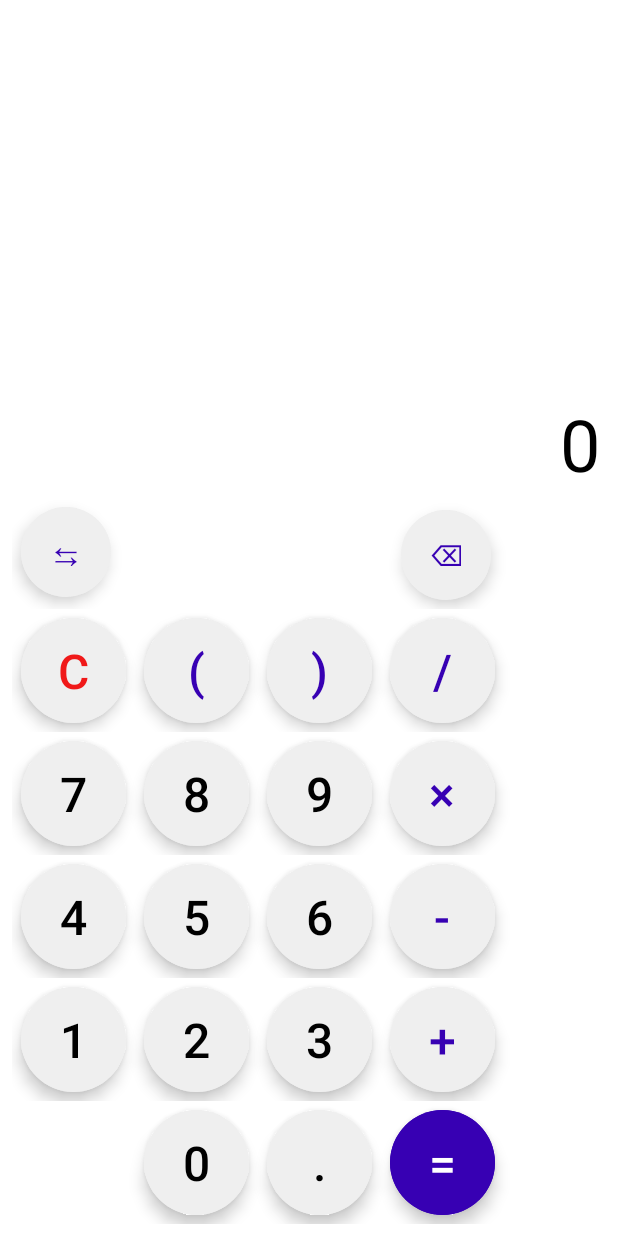
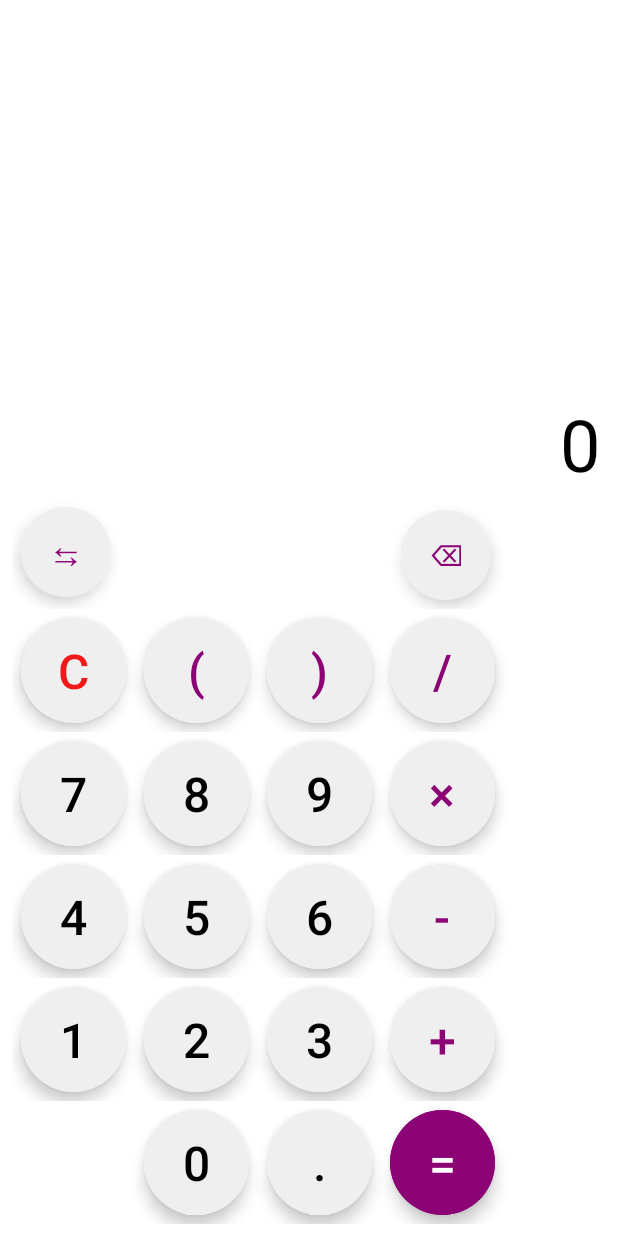
Before and after one commit to tonolinl/UnitConvertPlus, an Android app: the screen it shows after launch (Calculator_Activity), on a phone screen of 412 x 824 dp. Run offline under Robolectric (Android 15) with nearby library versions, the phone set to English and light mode, and no system bars.

Commit message:
Seven version

```diff
--- a/app/src/main/res/drawable/button_pressed.xml
+++ b/app/src/main/res/drawable/button_pressed.xml
@@ -1,5 +1,5 @@
 <?xml version="1.0" encoding="utf-8"?>
 <shape xmlns:android="http://schemas.android.com/apk/res/android">
-    <solid android:color="@color/purple_700"/> <!-- Couleur de fond quand sélectionné -->
+    <solid android:color="@color/app"/> <!-- Couleur de fond quand sélectionné -->
     <corners android:radius="8dp"/> <!-- Coins arrondis -->
 </shape>
--- a/app/src/main/res/layout-land/activity_calculator.xml
+++ b/app/src/main/res/layout-land/activity_calculator.xml
@@ -59,7 +59,7 @@
                 android:layout_marginRight="30dp"
                 android:layout_marginLeft="30dp"
                 android:text="⇆"
-                android:textColor="@color/purple_700"
+                android:textColor="@color/app"
                 android:textSize="12dp"
                 app:cornerRadius="12dp" />
             <View
@@ -79,7 +79,7 @@
                 android:layout_marginBottom="0dp"
                 android:layout_marginRight="30dp"
                 android:text="⌫"
-                android:textColor="@color/purple_700"
+                android:textColor="@color/app"
                 android:textSize="12dp"
                 app:cornerRadius="12dp" />
         </GridLayout>
@@ -157,7 +157,7 @@
                 android:layout_marginBottom="0dp"
                 android:layout_marginRight="30dp"
                 android:text="("
-                android:textColor="@color/purple_700"
+                android:textColor="@color/app"
                 android:textSize="16dp"
                 app:cornerRadius="18dp" />
 
@@ -170,7 +170,7 @@
                 android:layout_marginBottom="0dp"
                 android:layout_marginRight="30dp"
                 android:text=")"
-                android:textColor="@color/purple_700"
+                android:textColor="@color/app"
                 android:textSize="16dp"
                 app:cornerRadius="18dp" />
 
@@ -183,7 +183,7 @@
                 android:layout_marginBottom="0dp"
                 android:layout_marginRight="30dp"
                 android:text="/"
-                android:textColor="@color/purple_700"
+                android:textColor="@color/app"
                 android:textSize="16dp"
                 app:cornerRadius="18dp" />
         </LinearLayout>
@@ -281,7 +281,7 @@
                 android:layout_marginBottom="0dp"
                 android:layout_marginRight="5dp"
                 android:text="×"
-                android:textColor="@color/purple_700"
+                android:textColor="@color/app"
                 android:textSize="16dp"
                 app:cornerRadius="18dp" />
         </LinearLayout>
@@ -380,7 +380,7 @@
                 android:layout_marginBottom="0dp"
                 android:layout_marginRight="30dp"
                 android:text="-"
-                android:textColor="@color/purple_700"
+                android:textColor="@color/app"
                 android:textSize="16dp"
                 app:cornerRadius="18dp" />
         </LinearLayout>
@@ -479,7 +479,7 @@
                 android:layout_marginBottom="0dp"
                 android:layout_marginRight="30dp"
                 android:text="+"
-                android:textColor="@color/purple_700"
+                android:textColor="@color/app"
                 android:textSize="16dp"
                 app:cornerRadius="18dp" />
         </LinearLayout>
@@ -575,7 +575,7 @@
                 android:layout_marginRight="30dp"
                 android:text="="
                 android:textColor="@color/white"
-                android:backgroundTint="@color/purple_700"
+                android:backgroundTint="@color/app"
                 android:textSize="16dp"
                 app:cornerRadius="18dp" />
 
--- a/app/src/main/res/layout/activity_calculator.xml
+++ b/app/src/main/res/layout/activity_calculator.xml
@@ -48,7 +48,7 @@
                 android:layout_height="60dp"
                 android:layout_margin="6dp"
                 android:text="⇆"
-                android:textColor="@color/purple_700"
+                android:textColor="@color/app"
                 android:textSize="24dp"
                 app:cornerRadius="30dp" />
 
@@ -65,7 +65,7 @@
                 android:layout_height="60dp"
                 android:layout_margin="6dp"
                 android:text="⌫"
-                android:textColor="@color/purple_700"
+                android:textColor="@color/app"
                 android:textSize="20dp"
                 app:cornerRadius="30dp" />
         </GridLayout>
@@ -94,7 +94,7 @@
                 android:layout_height="70dp"
                 android:layout_margin="6dp"
                 android:text="("
-                android:textColor="@color/purple_700"
+                android:textColor="@color/app"
                 android:textSize="32dp"
                 app:cornerRadius="35dp" />
 
@@ -105,7 +105,7 @@
                 android:layout_height="70dp"
                 android:layout_margin="6dp"
                 android:text=")"
-                android:textColor="@color/purple_700"
+                android:textColor="@color/app"
                 android:textSize="32dp"
                 app:cornerRadius="35dp" />
 
@@ -116,7 +116,7 @@
                 android:layout_height="70dp"
                 android:layout_margin="6dp"
                 android:text="/"
-                android:textColor="@color/purple_700"
+                android:textColor="@color/app"
                 android:textSize="32dp"
                 app:cornerRadius="35dp" />
         </LinearLayout>
@@ -164,7 +164,7 @@
                 android:layout_height="70dp"
                 android:layout_margin="6dp"
                 android:text="×"
-                android:textColor="@color/purple_700"
+                android:textColor="@color/app"
                 android:textSize="32dp"
                 app:cornerRadius="35dp" />
         </LinearLayout>
@@ -212,7 +212,7 @@
                 android:layout_height="70dp"
                 android:layout_margin="6dp"
                 android:text="-"
-                android:textColor="@color/purple_700"
+                android:textColor="@color/app"
                 android:textSize="32dp"
                 app:cornerRadius="35dp" />
         </LinearLayout>
@@ -260,7 +260,7 @@
                 android:layout_height="70dp"
                 android:layout_margin="6dp"
                 android:text="+"
-                android:textColor="@color/purple_700"
+                android:textColor="@color/app"
                 android:textSize="32dp"
                 app:cornerRadius="35dp" />
         </LinearLayout>
@@ -309,7 +309,7 @@
                 android:layout_margin="6dp"
                 android:text="="
                 android:textColor="@color/white"
-                android:backgroundTint="@color/purple_700"
+                android:backgroundTint="@color/app"
                 android:textSize="32dp"
                 app:cornerRadius="35dp"
                 />
--- a/app/src/main/res/values-night/themes.xml
+++ b/app/src/main/res/values-night/themes.xml
@@ -27,7 +27,7 @@
 
 
     <style name = "BUTTON_ICON">
-    <item name="android:textColor">@color/purple_700</item>
+    <item name="android:textColor">@color/app</item>
     <item name="android:backgroundTint">@color/black</item>
 
 
@@ -35,7 +35,7 @@
 
     <style name = "BUTTON_SELECTED">
         <item name="android:textColor">@color/white</item>
-        <item name="android:backgroundTint">@color/purple_700</item>
+        <item name="android:backgroundTint">@color/app</item>
 
 
     </style>
--- a/app/src/main/res/values/colors.xml
+++ b/app/src/main/res/values/colors.xml
@@ -10,4 +10,5 @@
     <color name="light_grey">#F0F0F0F0</color>
     <color name="dark_grey">#42424242</color>
     <color name="red">#F01919</color>
+    <color name="app">#8c0375</color>
 </resources>
--- a/app/src/main/res/values/themes.xml
+++ b/app/src/main/res/values/themes.xml
@@ -29,7 +29,7 @@
     </style>
 
     <style name = "BUTTON_ICON">
-        <item name="android:textColor">@color/purple_700</item>
+        <item name="android:textColor">@color/app</item>
         <item name="android:backgroundTint">@color/white</item>
 
 
@@ -37,7 +37,7 @@
 
     <style name = "BUTTON_SELECTED">
         <item name="android:textColor">@color/white</item>
-        <item name="android:backgroundTint">@color/purple_700</item>
+        <item name="android:backgroundTint">@color/app</item>
 
 
     </style>
```
Also changed, not shown: app/src/main/java/com/example/helloworld/Calculator_Activity.java (+31 -21 lines), app/src/main/java/com/example/helloworld/ExpressionEvaluator.java (+6 -1 lines).
